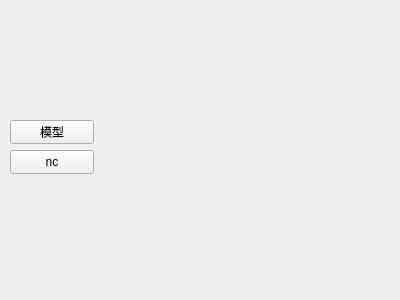
First picture: the form in widget.ui, repository cheny777/GCodeToOpengl, before the edit.
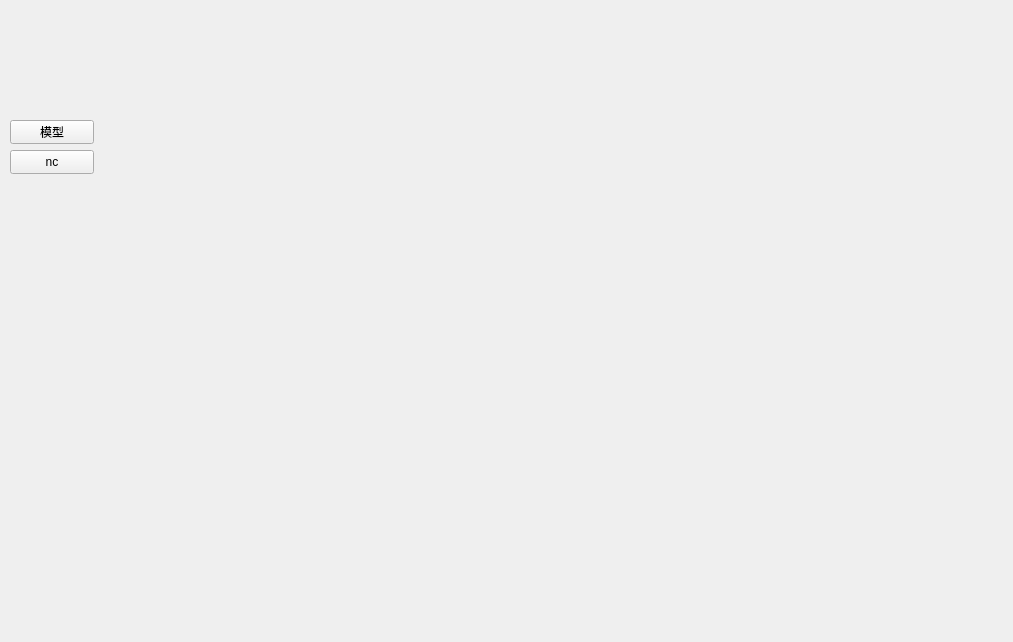
Second picture: the form after the edit.

Diff of the .ui file:
```diff
--- a/widget.ui
+++ b/widget.ui
@@ -6,8 +6,8 @@
    <rect>
     <x>0</x>
     <y>0</y>
-    <width>400</width>
-    <height>300</height>
+    <width>1013</width>
+    <height>642</height>
    </rect>
   </property>
   <property name="windowTitle">
```
